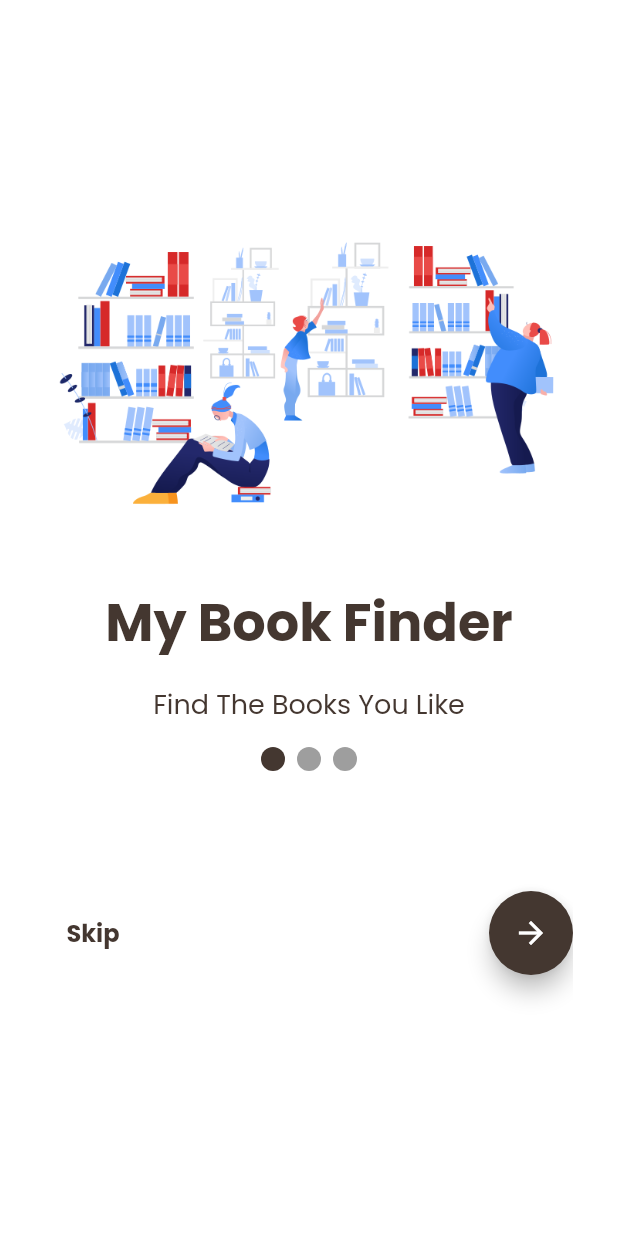
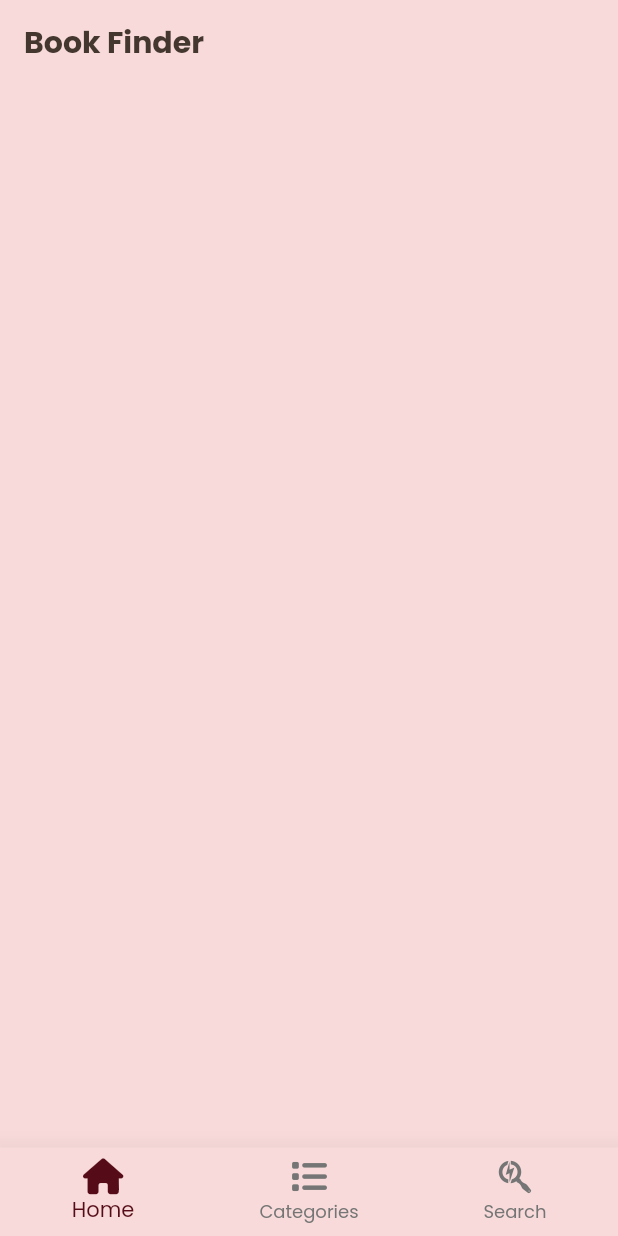
Before and after one commit to zhirtaha/Book-Finder-App, a Flutter app: the screen it shows after launch, after a tap on "Skip", on a phone screen of 412 x 824 dp. Run offline on Flutter 3.47's test engine with Material 2 defaults, Android fonts, the phone set to English and light mode, and no system bars; drawn by our look-alikes of smooth_page_indicator; our stand-ins replace font_awesome_flutter.

Commit message:
Laayout added

```diff
--- a/lib/app.dart
+++ b/lib/app.dart
@@ -8,6 +8,7 @@ class MyApp extends StatelessWidget {
   @override
   Widget build(BuildContext context) {
     return MaterialApp(
+      title:'Book finder' ,
       theme: lightTheme,
       debugShowCheckedModeBanner: false,
       home: OnBoardingScreen(),
--- /dev/null
+++ b/lib/layout/home_layout.dart
@@ -0,0 +1,48 @@
+import 'package:flutter/material.dart';
+import 'package:font_awesome_flutter/font_awesome_flutter.dart';
+import 'package:my_book_finder/styles/colors/colors.dart';
+
+class HomeLayout extends StatefulWidget {
+  const HomeLayout({Key? key}) : super(key: key);
+
+  @override
+  State<HomeLayout> createState() => _HomeLayoutState();
+}
+
+class _HomeLayoutState extends State<HomeLayout> {
+  int currentIndex = 0;
+  @override
+  Widget build(BuildContext context) {
+    return Scaffold(
+      backgroundColor: primaryColor,
+      appBar: AppBar(
+        backgroundColor: primaryColor,
+        elevation: 0.0,
+        title: Text(
+          'Book Finder',
+          style: TextStyle(fontWeight: FontWeight.bold, color: accentColor),
+        ),
+      ),
+      bottomNavigationBar: BottomNavigationBar(
+        currentIndex: currentIndex,
+        onTap: (int index) {
+          setState(() {
+            currentIndex = index;
+          });
+        },
+        elevation: 15.0,
+        selectedItemColor: secondaryColor,
+        unselectedItemColor: Colors.grey[600],
+        backgroundColor: primaryColor,
+        items: [
+          BottomNavigationBarItem(
+              label: 'Home', icon: FaIcon(FontAwesomeIcons.house)),
+          BottomNavigationBarItem(
+              label: 'Categories', icon: FaIcon(FontAwesomeIcons.list)),
+          BottomNavigationBarItem(
+              label: 'Search', icon: FaIcon(FontAwesomeIcons.searchengin)),
+        ],
+      ),
+    );
+  }
+}
--- a/lib/screens/on_boarding_screen.dart
+++ b/lib/screens/on_boarding_screen.dart
@@ -1,5 +1,9 @@
 import 'package:flutter/material.dart';
+import 'package:my_book_finder/layout/home_layout.dart';
+
 import 'package:my_book_finder/styles/colors/colors.dart';
+import 'package:my_book_finder/widgets/widgets.dart';
+
 import 'package:smooth_page_indicator/smooth_page_indicator.dart';
 
 class OnBoardingModel {
@@ -12,7 +16,7 @@ class OnBoardingModel {
 }
 
 class OnBoardingScreen extends StatefulWidget {
-  OnBoardingScreen({Key? key}) : super(key: key);
+  const OnBoardingScreen({Key? key}) : super(key: key);
 
   @override
   State<OnBoardingScreen> createState() => _OnBoardingScreenState();
@@ -87,42 +91,52 @@ class _OnBoardingScreenState extends State<OnBoardingScreen> {
           style: Theme.of(context).textTheme.headline1,
         ),
         SizedBox(
-          height: 15,
+          height: 20,
         ),
         Text(
           board.body,
           style: Theme.of(context).textTheme.bodyText1,
         ),
         SizedBox(
-          height: 15,
+          height: 20,
         ),
         SmoothPageIndicator(
-          effect: WormEffect(
-            activeDotColor: accentColor
-          ),
+          effect: WormEffect(activeDotColor: secondaryColor),
           controller: pageController,
           count: boarding.length,
         ),
         SizedBox(
-          height: 80,
+          height: 90,
         ),
         Row(
           mainAxisAlignment: MainAxisAlignment.spaceBetween,
           children: [
             TextButton(
-              onPressed: () {},
+              onPressed: () {
+                navigateAndFinish(context, HomeLayout());
+              },
               child: Text(
                 'Skip',
                 style: TextStyle(
-                  color: accentColor,
+                  color: secondaryColor,
                   fontSize: 16.0,
                   fontWeight: FontWeight.bold,
                 ),
               ),
             ),
             FloatingActionButton(
-              backgroundColor: accentColor,
-              onPressed: () {},
+              backgroundColor: secondaryColor,
+              onPressed: () {
+                if (isLast) {
+                  setState(() {
+                    navigateAndFinish(context, HomeLayout());
+                  });
+                } else {
+                  pageController.nextPage(
+                      duration: Duration(milliseconds: 750),
+                      curve: Curves.easeInOut);
+                }
+              },
               child: Icon(Icons.arrow_forward),
             )
           ],
--- a/lib/styles/colors/colors.dart
+++ b/lib/styles/colors/colors.dart
@@ -2,3 +2,4 @@ import 'package:flutter/material.dart';
 
 Color primaryColor = Color(0XFFF7DAD9);
 Color accentColor = Color(0XFF443730);
+Color secondaryColor = Color(0XFF550C18);
--- a/lib/widgets/widgets.dart
+++ b/lib/widgets/widgets.dart
@@ -0,0 +1,7 @@
+import 'package:flutter/material.dart';
+
+//Navigate and remove previous
+void navigateAndFinish(context, widget) {
+  Navigator.pushAndRemoveUntil(context,
+      MaterialPageRoute(builder: (context) => widget), (route) => false);
+}
```
Also changed, not shown: lib/screens/categories_screen.dart (added), lib/screens/home_screen.dart (added), lib/screens/search_screen.dart (added).
